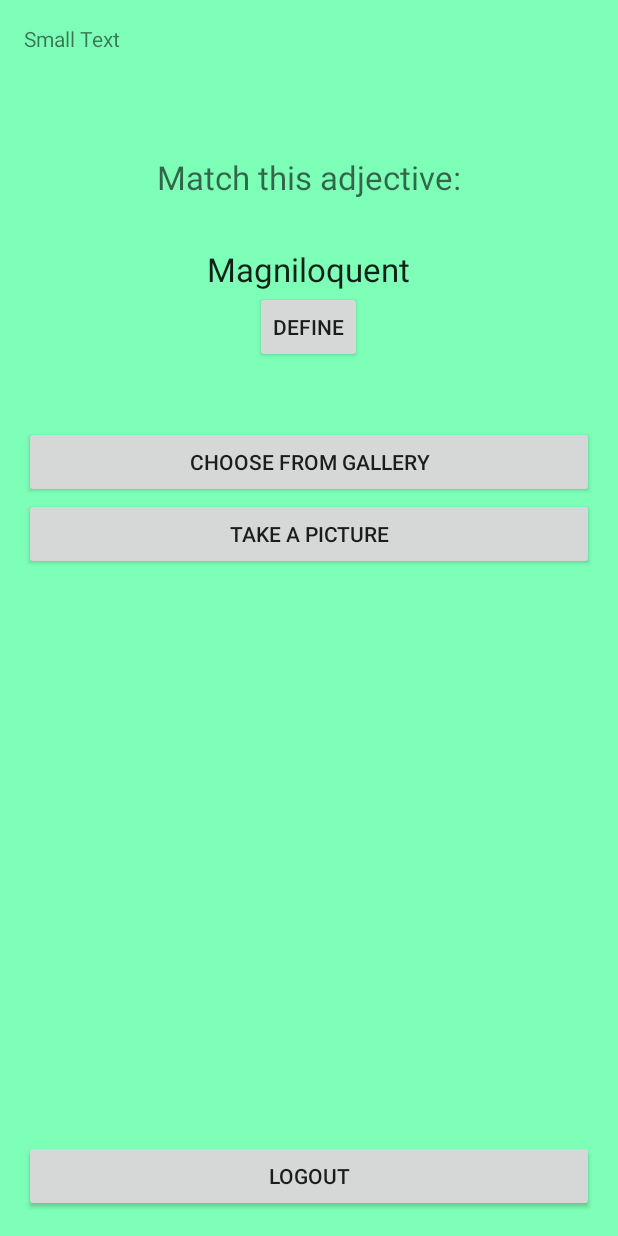
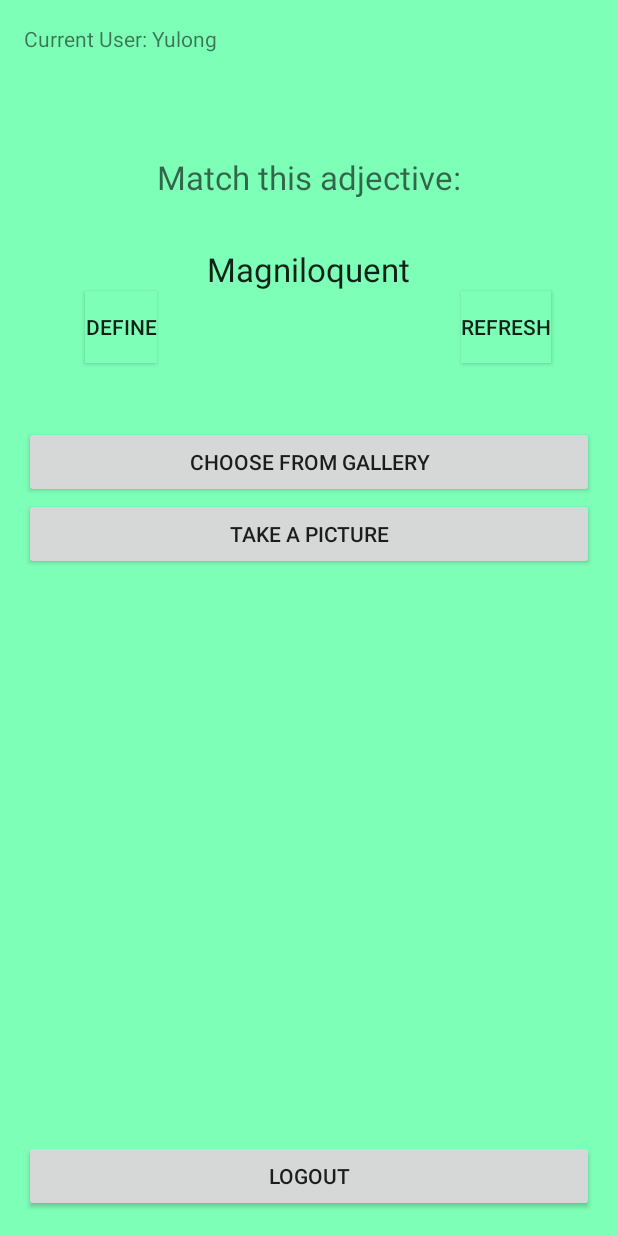
Before and after one commit to natetan/dubhacksau15, an Android app: the layout activity_game.xml on its own in the app's theme, with its tools: preview values and no code run, on a phone screen of 412 x 824 dp. Run offline under Robolectric (Android 15) with nearby library versions, the phone set to English and light mode, and no system bars.

```diff
--- a/app/src/main/java/yulongproductions/com/matchme/TagActivity.java
+++ b/app/src/main/java/yulongproductions/com/matchme/TagActivity.java
@@ -33,6 +33,7 @@ public class TagActivity extends ActionBarActivity {
     private ImageView preview;
     private Button continueButton;
     private ArrayList<Tag> list;
+    private String name;
 
     @Override
     protected void onCreate(Bundle savedInstanceState) {
@@ -47,6 +48,7 @@ public class TagActivity extends ActionBarActivity {
         this.list = new ArrayList<Tag>();
 
         Intent i = getIntent();
+        this.name = i.getStringExtra(getString(R.string.name));
         String target = i.getStringExtra(getString(R.string.adjective));
         byte[] byteArray = i.getByteArrayExtra(getString(R.string.image));
 
@@ -71,6 +73,7 @@ public class TagActivity extends ActionBarActivity {
             public void onClick(View v) {
                 Intent i = new Intent(TagActivity.this, GameActivity.class);
                 i.putExtra(getString(R.string.high_score), "" + getHighScore());
+                i.putExtra(getString(R.string.name), name);
                 startActivity(i);
             }
         });
--- a/app/src/main/res/layout/activity_game.xml
+++ b/app/src/main/res/layout/activity_game.xml
@@ -33,7 +33,7 @@
         android:layout_width="wrap_content"
         android:layout_height="wrap_content"
         android:textAppearance="?android:attr/textAppearanceSmall"
-        android:text="Small Text"
+        android:text="Current User: Yulong"
         android:id="@+id/nameTextView"
         android:layout_alignParentTop="true"
         android:layout_alignParentLeft="true"
@@ -53,8 +53,10 @@
         android:layout_height="wrap_content"
         android:text="Define"
         android:id="@+id/defineButton"
+        android:background="#ff7effb8"
         android:layout_below="@+id/adjTextView"
-        android:layout_centerHorizontal="true"/>
+        android:layout_toLeftOf="@+id/adjHintText"
+        android:layout_toStartOf="@+id/adjHintText"/>
 
     <Button
         android:layout_width="match_parent"
@@ -79,4 +81,15 @@
         android:scaleType="centerCrop"
         android:layout_below="@+id/uploadButton"
         android:id="@+id/cameraImage"/>
+
+    <Button
+        style="?android:attr/buttonStyleSmall"
+        android:layout_width="wrap_content"
+        android:layout_height="wrap_content"
+        android:text="Refresh"
+        android:id="@+id/refreshButton"
+        android:background="#ff7effb8"
+        android:layout_above="@+id/uploadButton"
+        android:layout_toRightOf="@+id/adjHintText"
+        android:layout_toEndOf="@+id/adjHintText"/>
 </RelativeLayout>
```
Also changed, not shown: app/src/main/java/yulongproductions/com/matchme/GameActivity.java (+11 -0 lines).
